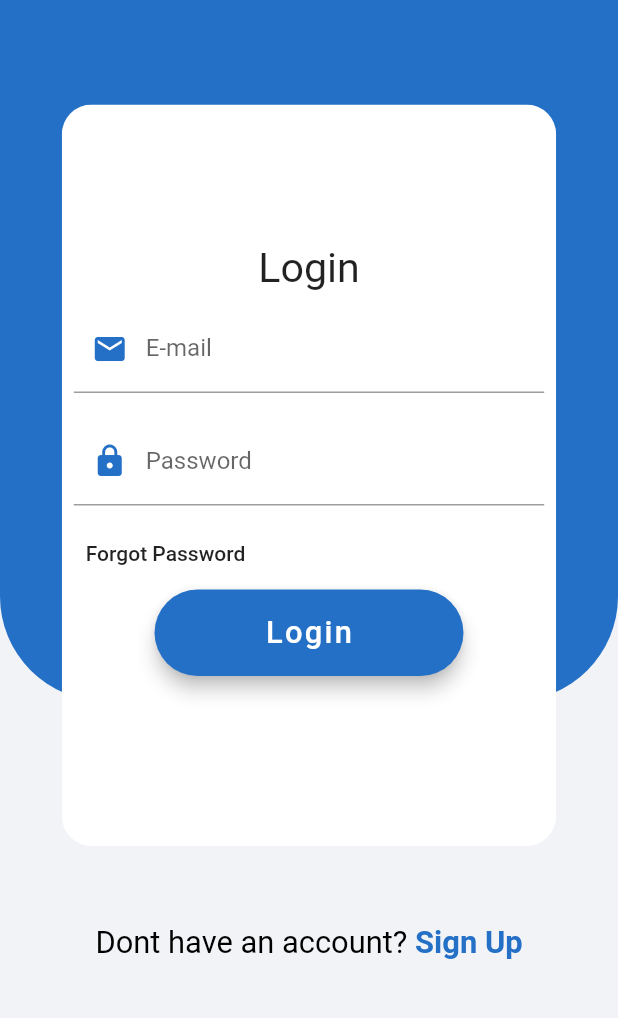
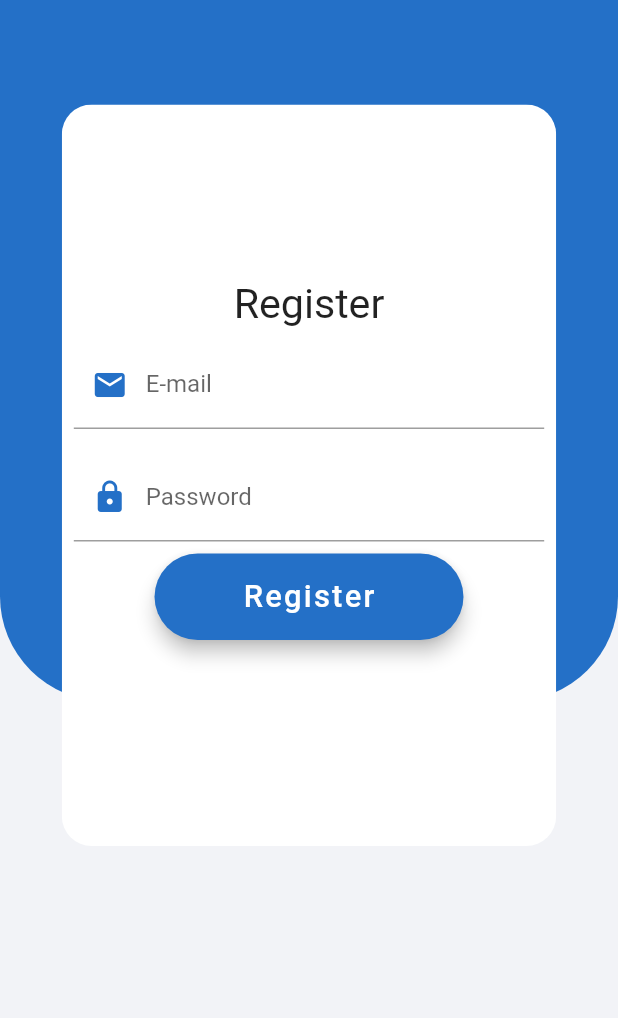
Before and after one commit to maakashkumbhar/jobs2, a Flutter app: the screen it shows after launch, after a tap on an icon or button, on a phone screen of 412 x 824 dp, the part 164-1182 px from its top. Run offline on Flutter 3.47's test engine with Material 2 defaults, Android fonts, the phone set to English and light mode, and no system bars; our stand-ins replace cloud_firestore, firebase_auth, firebase_core, firebase_storage, flutter_vector_icons, font_awesome_flutter and 3 more; accounts and stored records are empty; network calls fail.

Commit message:
'Some Ui Changes'

```diff
--- a/lib/main.dart
+++ b/lib/main.dart
@@ -7,6 +7,7 @@ import 'package:jobs_app2/ui/my_jobs.dart';
 
 import 'package:jobs_app2/ui/home_view.dart';
 import 'package:jobs_app2/ui/newlogger.dart';
+import 'package:jobs_app2/ui/registerPage.dart';
 import 'package:jobs_app2/ui/splash_screnn.dart';
 import 'package:provider/provider.dart';
 
@@ -43,7 +44,8 @@ class _MyAppState extends State<MyApp> {
         '/HomeScreen': (context) => Home(),
         '/SplashScreen': (context) => Splash_screen(),
         '/MyJobs': (context) => MyJobs(),
-        '/HrLogin': (context) => HrLogin()
+        '/HrLogin': (context) => HrLogin(),
+        '/RegisterPage': (context) => RegisterPage()
       },
       home: Home(),
     );
--- a/lib/model/AdState.dart
+++ b/lib/model/AdState.dart
@@ -9,7 +9,7 @@ class AdState {
 
   String get banneradunit => Platform.isAndroid
       ? 'ca-app-pub-3940256099942544/6300978111'
-      : 'ca-app-pub-3940256099942544/2934735716';
+      : 'ca-app-pub-3940256099942544/6300978111';
   AdListener get adListener => _adListener;
 
   AdListener _adListener = AdListener(
--- a/lib/ui/getstartedpage.dart
+++ b/lib/ui/getstartedpage.dart
@@ -2,8 +2,8 @@ import 'dart:async';
 
 import 'package:firebase_auth/firebase_auth.dart';
 import 'package:flutter/material.dart';
-import 'package:jobs_app2/ui/authentication.dart';
 import 'package:jobs_app2/ui/home_view.dart';
+import 'package:jobs_app2/ui/newlogger.dart';
 
 class GettingStartedPage extends StatefulWidget {
   @override
@@ -73,7 +73,7 @@ class _GettingStartedPageState extends State<GettingStartedPage> {
                         Navigator.push(
                             context,
                             MaterialPageRoute(
-                                builder: (context) => Authentication()));
+                                builder: (context) => LoginPage()));
                       },
                       child: Row(
                         children: [
--- a/lib/ui/home_view.dart
+++ b/lib/ui/home_view.dart
@@ -5,7 +5,6 @@ import 'package:flutter_vector_icons/flutter_vector_icons.dart';
 import 'package:jobs_app2/model/AdState.dart';
 import 'package:jobs_app2/ui/MainDrawer.dart';
 import 'package:jobs_app2/ui/addnewjobs.dart';
-import 'package:jobs_app2/ui/authentication.dart';
 import 'package:jobs_app2/ui/errorpage.dart';
 import 'package:google_mobile_ads/google_mobile_ads.dart';
 import 'package:provider/provider.dart';
@@ -265,6 +264,7 @@ class _HomeState extends State<Home> {
                     )
                   else
                     Container(
+                      width: MediaQuery.of(context).size.width,
                       height: 50,
                       child: AdWidget(ad: banner),
                     )
--- a/lib/ui/mainDrawer.dart
+++ b/lib/ui/mainDrawer.dart
@@ -1,7 +1,6 @@
 import 'package:flutter/material.dart';
 import 'package:flutter_vector_icons/flutter_vector_icons.dart';
 import 'package:jobs_app2/net/flutterfire.dart';
-import 'package:jobs_app2/ui/authentication.dart';
 import 'package:jobs_app2/ui/newlogger.dart';
 
 class MainDrawer extends StatelessWidget {
--- a/lib/ui/newlogger.dart
+++ b/lib/ui/newlogger.dart
@@ -223,6 +223,8 @@ class _LoginPageState extends State<LoginPage> {
           padding: EdgeInsets.only(top: 40),
           child: FlatButton(
             onPressed: () {},
+            child: MaterialButton(
+              onPressed: () => Navigator.of(context).pushNamed('/RegisterPage'),
               child: RichText(
                 text: TextSpan(children: [
                   TextSpan(
@@ -242,6 +244,7 @@ class _LoginPageState extends State<LoginPage> {
                     ),
                   )
                 ]),
+              ),
             ),
           ),
         ),
--- a/lib/ui/registerPage.dart
+++ b/lib/ui/registerPage.dart
@@ -0,0 +1,218 @@
+import 'package:flutter/material.dart';
+import 'package:jobs_app2/model/constants.dart';
+import 'package:jobs_app2/net/flutterfire.dart';
+import 'package:jobs_app2/ui/home_view.dart';
+
+class RegisterPage extends StatefulWidget {
+  @override
+  _RegisterPageState createState() => _RegisterPageState();
+}
+
+class _RegisterPageState extends State<RegisterPage> {
+  String email, password, confirmpassword;
+  @override
+  Widget _buildLogo() {
+    return Row(
+      mainAxisAlignment: MainAxisAlignment.center,
+      children: <Widget>[
+        Padding(
+          padding: const EdgeInsets.symmetric(vertical: 70),
+          child: Text(
+            'City Jobs',
+            style: TextStyle(
+              fontSize: MediaQuery.of(context).size.height / 25,
+              fontWeight: FontWeight.bold,
+              color: Colors.white,
+            ),
+          ),
+        )
+      ],
+    );
+  }
+
+  Widget _buildEmailRow() {
+    return Padding(
+      padding: EdgeInsets.all(8),
+      child: TextFormField(
+        keyboardType: TextInputType.emailAddress,
+        onChanged: (value) {
+          setState(() {
+            email = value;
+          });
+        },
+        decoration: InputDecoration(
+            prefixIcon: Icon(
+              Icons.email,
+              color: mainColor,
+            ),
+            labelText: 'E-mail'),
+      ),
+    );
+  }
+
+  Widget _buildPasswordRow() {
+    return Padding(
+      padding: EdgeInsets.all(8),
+      child: TextFormField(
+        keyboardType: TextInputType.text,
+        obscureText: true,
+        onChanged: (value) {
+          setState(() {
+            password = value;
+          });
+        },
+        decoration: InputDecoration(
+          prefixIcon: Icon(
+            Icons.lock,
+            color: mainColor,
+          ),
+          labelText: 'Password',
+        ),
+      ),
+    );
+  }
+
+  Widget _buildConfirmPasswordRow() {
+    return Padding(
+      padding: EdgeInsets.all(8),
+      child: TextFormField(
+        keyboardType: TextInputType.text,
+        obscureText: true,
+        onChanged: (value) {
+          setState(() {
+            confirmpassword = value;
+          });
+        },
+        decoration: InputDecoration(
+          prefixIcon: Icon(
+            Icons.lock,
+            color: mainColor,
+          ),
+          labelText: 'Confirm Password',
+        ),
+      ),
+    );
+  }
+
+  Widget _buildRegisterButton() {
+    return Row(
+      mainAxisAlignment: MainAxisAlignment.center,
+      children: <Widget>[
+        Container(
+          height: 1.4 * (MediaQuery.of(context).size.height / 20),
+          width: 5 * (MediaQuery.of(context).size.width / 10),
+          margin: EdgeInsets.only(bottom: 20),
+          child: RaisedButton(
+            elevation: 5.0,
+            color: mainColor,
+            shape: RoundedRectangleBorder(
+              borderRadius: BorderRadius.circular(30.0),
+            ),
+            onPressed: () async {
+              bool shouldNavigate = await register(email, password);
+              if (shouldNavigate) {
+                //Navigate
+                Navigator.push(
+                    context,
+                    MaterialPageRoute(
+                      builder: (context) => Home(),
+                    ));
+              } else {
+                //Add Somthing for the else part like a 404 page
+              }
+            },
+            child: Text(
+              "Register",
+              style: TextStyle(
+                color: Colors.white,
+                letterSpacing: 1.5,
+                fontSize: MediaQuery.of(context).size.height / 40,
+              ),
+            ),
+          ),
+        )
+      ],
+    );
+  }
+
+  Widget _buildContainer() {
+    return Row(
+      mainAxisAlignment: MainAxisAlignment.center,
+      children: <Widget>[
+        ClipRRect(
+          borderRadius: BorderRadius.all(
+            Radius.circular(20),
+          ),
+          child: Container(
+            height: MediaQuery.of(context).size.height * 0.6,
+            width: MediaQuery.of(context).size.width * 0.8,
+            decoration: BoxDecoration(
+              color: Colors.white,
+            ),
+            child: Column(
+              mainAxisAlignment: MainAxisAlignment.center,
+              crossAxisAlignment: CrossAxisAlignment.center,
+              children: <Widget>[
+                Row(
+                  mainAxisAlignment: MainAxisAlignment.center,
+                  children: <Widget>[
+                    Text(
+                      "Register",
+                      style: TextStyle(
+                        fontSize: MediaQuery.of(context).size.height / 30,
+                      ),
+                    ),
+                  ],
+                ),
+                _buildEmailRow(),
+                _buildPasswordRow(),
+                _buildRegisterButton(),
+                // _buildOrRow(),
+                //_buildSocialBtnRow(),
+              ],
+            ),
+          ),
+        ),
+      ],
+    );
+  }
+
+  @override
+  Widget build(BuildContext context) {
+    return SafeArea(
+      child: Scaffold(
+        resizeToAvoidBottomInset: false,
+        backgroundColor: Color(0xfff2f3f7),
+        body: SingleChildScrollView(
+          child: Container(
+            child: Stack(
+              children: <Widget>[
+                Container(
+                  height: MediaQuery.of(context).size.height * 0.7,
+                  width: MediaQuery.of(context).size.width,
+                  child: Container(
+                    decoration: BoxDecoration(
+                      color: mainColor,
+                      borderRadius: BorderRadius.only(
+                        bottomLeft: const Radius.circular(70),
+                        bottomRight: const Radius.circular(70),
+                      ),
+                    ),
+                  ),
+                ),
+                Column(
+                  mainAxisAlignment: MainAxisAlignment.center,
+                  children: <Widget>[
+                    _buildLogo(),
+                    _buildContainer(),
+                    // _buildRegisterButton(),
+                  ],
+                )
+              ],
+            ),
+          ),
+        ),
+      ),
+    );
+  }
+}
```
Also changed, not shown: 1 other file. Lines whose indentation alone changed are shown as unchanged.
